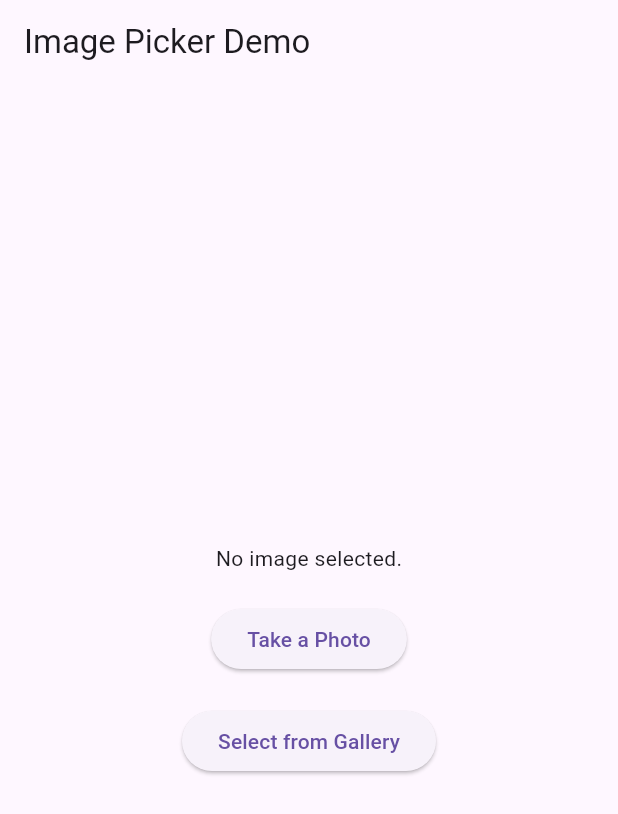
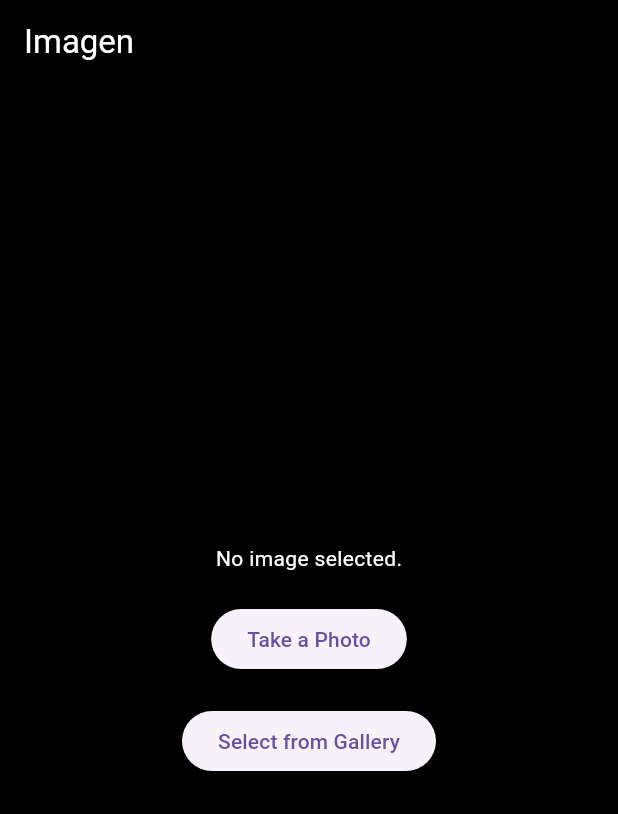
Before and after one commit to Sebastian-Beltran/flutter_gemini_ai, a Flutter app: the screen it shows after launch, after a tap on "Take a Photo", on a phone screen of 412 x 824 dp. Shown: the top 814 px of the screen. Run offline on Flutter 3.47's test engine with Material 3 defaults, Android fonts, the phone set to English and light mode, and no system bars; our stand-ins replace image_picker.

```diff
--- a/lib/main.dart
+++ b/lib/main.dart
@@ -1,66 +1,30 @@
 import 'package:flutter/material.dart';
-import 'package:image_picker/image_picker.dart';
-import 'dart:io';
+import 'package:flutter_gemini_ai/ui/home_screen.dart';
 
 void main() {
-  runApp(MyApp());
+  runApp(const MyApp());
 }
 
 class MyApp extends StatelessWidget {
+  const MyApp({super.key});
+
   @override
   Widget build(BuildContext context) {
     return MaterialApp(
+      title: 'Pasa palabra',
+      theme: ThemeData(
+        textTheme: const TextTheme(
+          bodyMedium: TextStyle(),
+        ).apply(
+          bodyColor: Colors.white,
+        ),
+        appBarTheme: const AppBarTheme(
+          color: Colors.black,
+        ),
+        scaffoldBackgroundColor: Colors.black,
+        useMaterial3: true,
+      ),
       home: ImagePickerDemo(),
     );
   }
 }
-
-class ImagePickerDemo extends StatefulWidget {
-  @override
-  _ImagePickerDemoState createState() => _ImagePickerDemoState();
-}
-
-class _ImagePickerDemoState extends State<ImagePickerDemo> {
-  File? _image;
-
-  final ImagePicker _picker = ImagePicker();
-
-  Future<void> _pickImage(ImageSource source) async {
-    final pickedFile = await _picker.pickImage(source: source);
-
-    setState(() {
-      if (pickedFile != null) {
-        _image = File(pickedFile.path);
-      } else {
-        print('No image selected.');
-      }
-    });
-  }
-
-  @override
-  Widget build(BuildContext context) {
-    return Scaffold(
-      appBar: AppBar(
-        title: Text('Image Picker Demo'),
-      ),
-      body: Center(
-        child: Column(
-          mainAxisAlignment: MainAxisAlignment.center,
-          children: <Widget>[
-            _image == null ? Text('No image selected.') : Image.file(_image!),
-            SizedBox(height: 20),
-            ElevatedButton(
-              onPressed: () => _pickImage(ImageSource.camera),
-              child: Text('Take a Photo'),
-            ),
-            SizedBox(height: 20),
-            ElevatedButton(
-              onPressed: () => _pickImage(ImageSource.gallery),
-              child: Text('Select from Gallery'),
-            ),
-          ],
-        ),
-      ),
-    );
-  }
-}
--- a/lib/ui/home_screen.dart
+++ b/lib/ui/home_screen.dart
@@ -1,96 +1,59 @@
-// import 'dart:convert';
-// import 'dart:io';
-// import 'dart:ui' as imgui;
+import 'dart:io';
 
-// import 'package:flutter/material.dart';
-// import 'package:flutter_gemini_ai/env/env.dart';
-// import 'package:google_generative_ai/google_generative_ai.dart';
-// import 'package:image_picker/image_picker.dart';
+import 'package:flutter/material.dart';
+import 'package:image_picker/image_picker.dart';
 
-// class ImageAnalysisApp extends StatefulWidget {
-//   @override
-//   _ImageAnalysisAppState createState() => _ImageAnalysisAppState();
-// }
+class ImagePickerDemo extends StatefulWidget {
+  const ImagePickerDemo({super.key});
 
-// class _ImageAnalysisAppState extends State<ImageAnalysisApp> {
-//   late imgui.Image _selectedImage;
-//   String _imageDescription = '';
-//   final _imagePicker = ImagePicker();
+  @override
+  _ImagePickerDemoState createState() => _ImagePickerDemoState();
+}
 
-//   Future<void> _analyzeImage() async {
-//     if (_selectedImage == null) return;
+class _ImagePickerDemoState extends State<ImagePickerDemo> {
+  File? _image;
 
-//     // Analyze the image using Gemini API (code from previous response)
-//     final description = await analyzeImage(_selectedImage);
+  final ImagePicker _picker = ImagePicker();
 
-//     setState(() {
-//       _imageDescription = description;
-//     });
-//   }
+  Future<void> _pickImage(ImageSource source) async {
+    final pickedFile = await _picker.pickImage(source: source);
 
-//   @override
-//   Widget build(BuildContext context) {
-//     return Scaffold(
-//       appBar: AppBar(
-//         title: Text('Image Analysis App'),
-//       ),
-//       body: Column(
-//         children: [
-//           // Image display area
-//           if (_selectedImage != null) Image.file(_selectedImage),
+    setState(() {
+      if (pickedFile != null) {
+        _image = File(pickedFile.path);
+      } else {
+        print('No image selected.');
+      }
+    });
+  }
 
-//           // Image selection button
-//           ElevatedButton(
-//             onPressed: () async {
-//               final image =
-//                   await _imagePicker.pickImage(source: ImageSource.gallery);
-//               if (image != null) {
-//                 setState(() {
-//                   _selectedImage = File('assets/estudio.avif');
-//                 });
-//               }
-//             },
-//             child: Text('Select Image'),
-//           ),
-
-//           // Analyze image button
-//           ElevatedButton(
-//             onPressed: _analyzeImage,
-//             child: Text('Analyze Image'),
-//           ),
-
-//           // Image description display
-//           Text(_imageDescription),
-//         ],
-//       ),
-//     );
-//   }
-
-//   Future<String> analyzeImage(imgui.Image image) async {
-//     // Initialize Gemini API
-//     final gemini = GenerativeModel(
-//       model: 'gemini-1.5-flash',
-//       apiKey: EnvPlatform.apiKey,
-//     );
-
-//     // Convert image to base64 encoded string
-//     final imageBytes =
-//         await image.toByteData(format: imgui.ImageByteFormat.png);
-//     final imageBase64 = imageBytes!.buffer.asUint8List();
-
-//     final prompt = TextPart("What's different between these pictures?");
-//     final imageParts = [
-//       DataPart('assets/estudio.avif', imageBase64),
-//     ];
-//     // Send image data to Gemini API
-//     final response = await gemini.generateContent([
-//       Content.multi([prompt, ...imageParts])
-//     ]);
-
-//     // Process the response and extract image description
-//     return response.text!;
-
-//     // Display the image description
-//     // Update UI to display the description
-//   }
-// }
+  @override
+  Widget build(BuildContext context) {
+    return Scaffold(
+      appBar: AppBar(
+        title: const Text(
+          'Imagen',
+          style: TextStyle(color: Colors.white),
+        ),
+      ),
+      body: Center(
+        child: Column(
+          mainAxisAlignment: MainAxisAlignment.center,
+          children: <Widget>[
+            _image == null ? Text('No image selected.') : Image.file(_image!),
+            SizedBox(height: 20),
+            ElevatedButton(
+              onPressed: () => _pickImage(ImageSource.camera),
+              child: Text('Take a Photo'),
+            ),
+            SizedBox(height: 20),
+            ElevatedButton(
+              onPressed: () => _pickImage(ImageSource.gallery),
+              child: Text('Select from Gallery'),
+            ),
+          ],
+        ),
+      ),
+    );
+  }
+}
```
Also changed, not shown: 4 other files.
